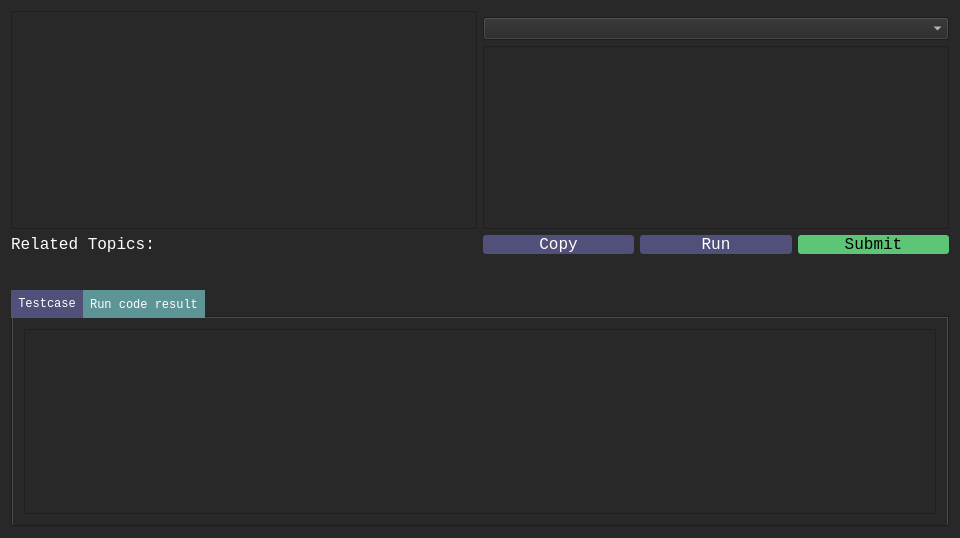
Qt form src/UI/TaskViewer.ui (akukhta/LeetCodeApp) before a commit.
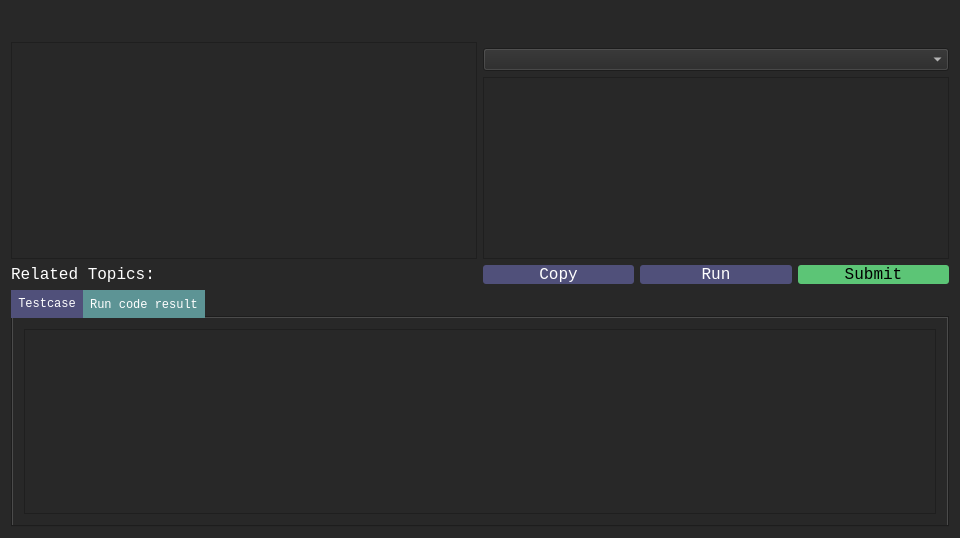
The same form after that commit.

Patch:
```diff
--- a/src/UI/TaskViewer.ui
+++ b/src/UI/TaskViewer.ui
@@ -26,20 +26,7 @@
         <property name="spacing">
          <number>6</number>
         </property>
-        <item row="3" column="0" colspan="2">
-         <spacer name="verticalSpacer">
-          <property name="orientation">
-           <enum>Qt::Vertical</enum>
-          </property>
-          <property name="sizeHint" stdset="0">
-           <size>
-            <width>20</width>
-            <height>40</height>
-           </size>
-          </property>
-         </spacer>
-        </item>
-        <item row="1" column="1">
+        <item row="2" column="1">
          <layout class="QVBoxLayout" name="verticalLayout">
           <item>
            <widget class="QComboBox" name="comboBox">
@@ -72,39 +59,7 @@
           </item>
          </layout>
         </item>
-        <item row="0" column="0" rowspan="2">
-         <widget class="QTextBrowser" name="textBrowser">
-          <property name="font">
-           <font>
-            <family>Courier New</family>
-            <pointsize>10</pointsize>
-           </font>
-          </property>
-          <property name="styleSheet">
-           <string notr="true">color: white;</string>
-          </property>
-         </widget>
-        </item>
-        <item row="5" column="0">
-         <layout class="QHBoxLayout" name="horizontalLayout"/>
-        </item>
-        <item row="2" column="0">
-         <widget class="QLabel" name="label">
-          <property name="font">
-           <font>
-            <family>Courier New</family>
-            <pointsize>12</pointsize>
-           </font>
-          </property>
-          <property name="styleSheet">
-           <string notr="true">color: white;</string>
-          </property>
-          <property name="text">
-           <string>Related Topics:</string>
-          </property>
-         </widget>
-        </item>
-        <item row="2" column="1">
+        <item row="3" column="1">
          <layout class="QHBoxLayout" name="horizontalLayout_2">
           <item>
            <widget class="QPushButton" name="copyBtn">
@@ -188,6 +143,38 @@
           </item>
          </layout>
         </item>
+        <item row="1" column="0" rowspan="2">
+         <widget class="QTextBrowser" name="textBrowser">
+          <property name="font">
+           <font>
+            <family>Courier New</family>
+            <pointsize>10</pointsize>
+           </font>
+          </property>
+          <property name="styleSheet">
+           <string notr="true">color: white;</string>
+          </property>
+         </widget>
+        </item>
+        <item row="3" column="0">
+         <widget class="QLabel" name="label">
+          <property name="font">
+           <font>
+            <family>Courier New</family>
+            <pointsize>12</pointsize>
+           </font>
+          </property>
+          <property name="styleSheet">
+           <string notr="true">color: white;</string>
+          </property>
+          <property name="text">
+           <string>Related Topics:</string>
+          </property>
+         </widget>
+        </item>
+        <item row="5" column="0">
+         <layout class="QHBoxLayout" name="horizontalLayout"/>
+        </item>
         <item row="4" column="0" colspan="2">
          <widget class="QTabWidget" name="tabWidget">
           <property name="font">
@@ -262,6 +249,19 @@
           </widget>
          </widget>
         </item>
+        <item row="0" column="0">
+         <spacer name="verticalSpacer">
+          <property name="orientation">
+           <enum>Qt::Vertical</enum>
+          </property>
+          <property name="sizeHint" stdset="0">
+           <size>
+            <width>20</width>
+            <height>40</height>
+           </size>
+          </property>
+         </spacer>
+        </item>
        </layout>
       </item>
      </layout>
```
